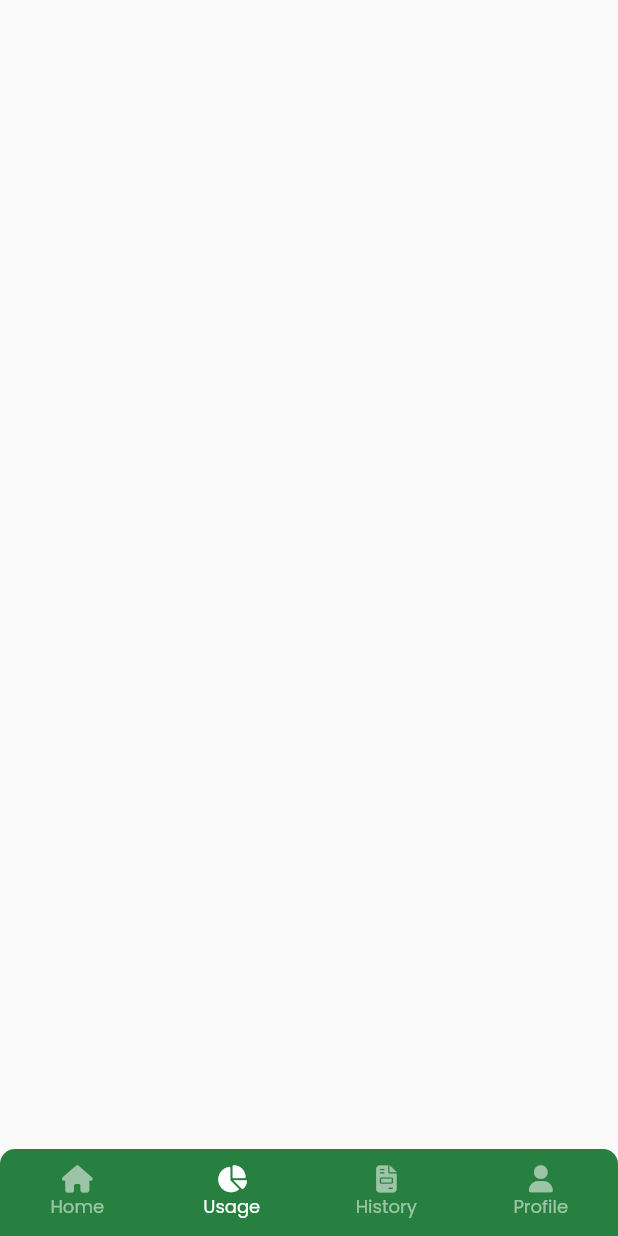
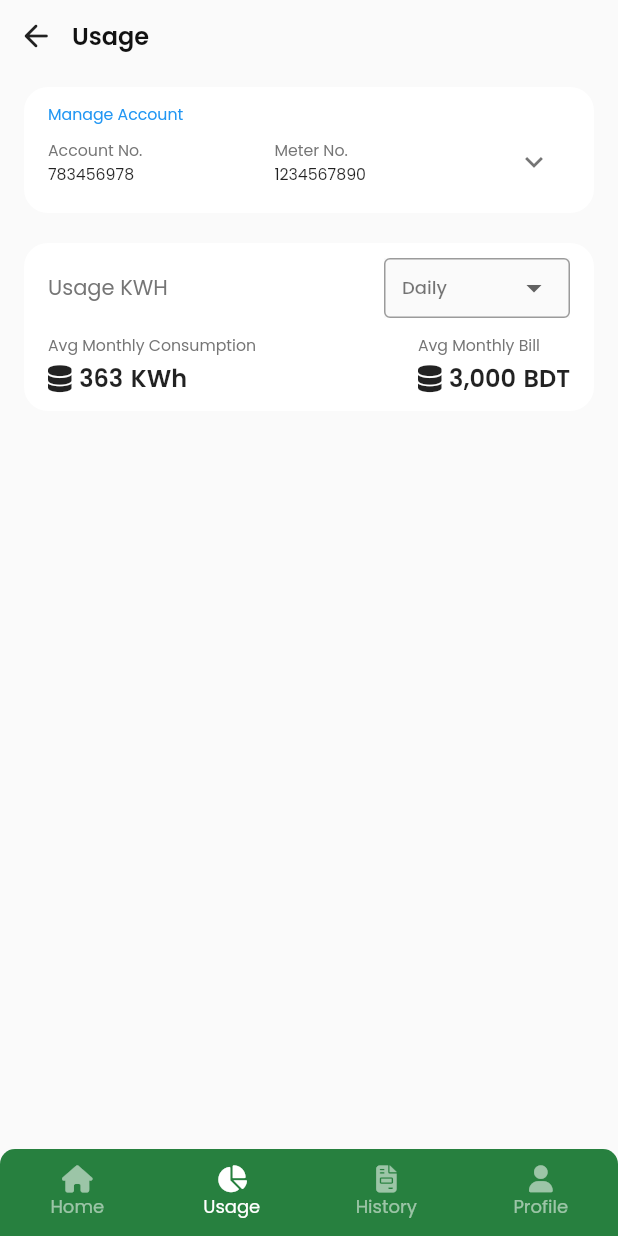
Before and after one commit to CPAD-Gazipur/b_pay, a Flutter app: the HomeNavScreen screen opened directly, item 2 of the bottom bar chosen, on a phone screen of 412 x 824 dp. Run offline on Flutter 3.47's test engine with Material 2 defaults, Android fonts, the phone set to English and light mode, and no system bars; our stand-ins replace badges, font_awesome_flutter, google_fonts; missing offline and left inert: mobile_scanner; network calls fail.

Commit message:
bPay: Usage Screen Added and Chart Package Added

```diff
--- /dev/null
+++ b/lib/data/chart_data.dart
@@ -0,0 +1,13 @@
+import 'package:b_pay/model/chart_model.dart';
+
+class ChatData {
+  static List<ChartModel> chartData = [
+    ChartModel(x: 2010, y: 0, y1: 0),
+    ChartModel(x: 2011, y: 20, y1: 0),
+    ChartModel(x: 2012, y: 0, y1: 0),
+    ChartModel(x: 2013, y: 0, y1: 0),
+    ChartModel(x: 2013, y: 0, y1: 0),
+    ChartModel(x: 2013, y: 0, y1: 0),
+    ChartModel(x: 2013, y: 0, y1: 0),
+  ];
+}
--- a/lib/data/data.dart
+++ b/lib/data/data.dart
@@ -1,2 +1,3 @@
+export 'chart_data.dart';
 export 'meter_data.dart';
 export 'money_data.dart';
--- /dev/null
+++ b/lib/model/chart_model.dart
@@ -0,0 +1,7 @@
+class ChartModel {
+  final int x;
+  final double y;
+  final double y1;
+
+  ChartModel({required this.x, required this.y, required this.y1});
+}
--- a/lib/model/model.dart
+++ b/lib/model/model.dart
@@ -1,3 +1,4 @@
+export 'chart_model.dart';
 export 'meter_model.dart';
 export 'money_model.dart';
 export 'user_model.dart';
--- a/lib/providers/home_provider.dart
+++ b/lib/providers/home_provider.dart
@@ -1,4 +1,5 @@
 import 'package:b_pay/ui/view/home/home_screen.dart';
+import 'package:b_pay/ui/view/usage/usage_screen.dart';
 import 'package:flutter/cupertino.dart';
 
 class HomeProvider extends ChangeNotifier {
@@ -13,7 +14,7 @@ class HomeProvider extends ChangeNotifier {
 
   List<Widget> widgets = [
     const HomeScreen(),
-    Container(),
+    const UsageScreen(),
     Container(),
     Container(),
   ];
--- a/lib/ui/view/auth/tabs/add_zone_tab_screen.dart
+++ b/lib/ui/view/auth/tabs/add_zone_tab_screen.dart
@@ -40,36 +40,14 @@ class AddZoneTabScreen extends StatelessWidget {
             ),
             const SizedBox(height: 5),
             Consumer<LoginProvider>(builder: (context, state, child) {
-              return Container(
-                color: Colors.grey.shade50,
-                child: DropdownButtonFormField(
-                  borderRadius: BorderRadius.circular(4),
-                  isDense: true,
+              return CustomDropDown(
                 value: state.selected,
-                  decoration: const InputDecoration(
-                    contentPadding: EdgeInsets.symmetric(
-                      horizontal: 6,
-                    ),
-                    prefixIcon: Icon(
-                      Icons.bolt_rounded,
-                      color: Colors.grey,
-                    ),
-                  ),
-                  items: state.dropDownList.map((value) {
-                    return DropdownMenuItem(
-                      value: value,
-                      child: Text(
-                        value,
-                        style: Theme.of(context).textTheme.headline5,
-                      ),
-                    );
-                  }).toList(),
+                dropDownList: state.dropDownList,
                 onChanged: (value) {
                   if (value != null) {
                     state.changeSelectedItem(value);
                   }
                 },
-                ),
               );
             }),
             const SizedBox(height: 20),
--- a/lib/ui/view/receipt/receipt_screen.dart
+++ b/lib/ui/view/receipt/receipt_screen.dart
@@ -1,6 +1,5 @@
 import 'package:b_pay/model/model.dart';
-import 'package:b_pay/ui/view/receipt/widget/doted_line.dart';
-import 'package:b_pay/ui/view/receipt/widget/thick_corner.dart';
+import 'package:b_pay/ui/view/views.dart';
 import 'package:b_pay/ui/widgets/widgets.dart';
 import 'package:flutter/material.dart';
 
@@ -74,7 +73,15 @@ class ReceiptScreen extends StatelessWidget {
                                 const SizedBox(height: 20),
                                 CustomButton(
                                   title: 'Download Receipt',
-                                  onPressed: () {},
+                                  onPressed: () {
+                                    Navigator.of(context).pushAndRemoveUntil(
+                                      MaterialPageRoute(
+                                        builder: (context) =>
+                                            const HomeNavScreen(),
+                                      ),
+                                      (Route<dynamic> route) => false,
+                                    );
+                                  },
                                 ),
                               ],
                             ),
--- /dev/null
+++ b/lib/ui/view/usage/usage_screen.dart
@@ -0,0 +1,250 @@
+import 'package:b_pay/data/data.dart';
+import 'package:b_pay/providers/providers.dart';
+import 'package:b_pay/ui/widgets/widgets.dart';
+import 'package:flutter/material.dart';
+import 'package:font_awesome_flutter/font_awesome_flutter.dart';
+import 'package:provider/provider.dart';
+
+class UsageScreen extends StatelessWidget {
+  const UsageScreen({Key? key}) : super(key: key);
+
+  @override
+  Widget build(BuildContext context) {
+    return Scaffold(
+      body: SafeArea(
+        child: SingleChildScrollView(
+          child: Column(
+            crossAxisAlignment: CrossAxisAlignment.start,
+            children: [
+              Consumer<HomeProvider>(
+                builder: (context, state, child) {
+                  return AppBarWidget(
+                    title: 'Usage',
+                    onPressed: () {
+                      state.onTap(0);
+                    },
+                  );
+                },
+              ),
+              Container(
+                margin: const EdgeInsets.only(
+                  left: 16,
+                  right: 16,
+                  top: 10,
+                ),
+                child: Column(
+                  crossAxisAlignment: CrossAxisAlignment.start,
+                  children: [
+                    Container(
+                      padding: const EdgeInsets.symmetric(
+                        horizontal: 16,
+                        vertical: 10,
+                      ),
+                      decoration: BoxDecoration(
+                        color: Colors.white,
+                        borderRadius: BorderRadius.circular(16),
+                      ),
+                      child: Column(
+                        crossAxisAlignment: CrossAxisAlignment.start,
+                        children: [
+                          Text(
+                            'Manage Account',
+                            style:
+                                Theme.of(context).textTheme.headline6?.copyWith(
+                                      color: Colors.blue,
+                                    ),
+                          ),
+                          Row(
+                            mainAxisAlignment: MainAxisAlignment.spaceBetween,
+                            children: [
+                              Column(
+                                crossAxisAlignment: CrossAxisAlignment.start,
+                                children: [
+                                  Text(
+                                    'Account No.',
+                                    style:
+                                        Theme.of(context).textTheme.headline6,
+                                  ),
+                                  Text(
+                                    MeterData.meterList[0].accountNo,
+                                    style: Theme.of(context)
+                                        .textTheme
+                                        .headline6
+                                        ?.copyWith(
+                                          color: Colors.black87,
+                                        ),
+                                  ),
+                                ],
+                              ),
+                              Column(
+                                crossAxisAlignment: CrossAxisAlignment.start,
+                                children: [
+                                  Text(
+                                    'Meter No.',
+                                    style:
+                                        Theme.of(context).textTheme.headline6,
+                                  ),
+                                  Text(
+                                    MeterData.meterList[0].meterNo,
+                                    style: Theme.of(context)
+                                        .textTheme
+                                        .headline6
+                                        ?.copyWith(
+                                          color: Colors.black87,
+                                        ),
+                                  ),
+                                ],
+                              ),
+                              IconButton(
+                                onPressed: () {},
+                                icon: const Icon(
+                                  Icons.keyboard_arrow_down,
+                                  color: Colors.black54,
+                                ),
+                              ),
+                            ],
+                          )
+                        ],
+                      ),
+                    ),
+                    const SizedBox(height: 20),
+                    Container(
+                      padding: const EdgeInsets.symmetric(
+                        horizontal: 16,
+                        vertical: 10,
+                      ),
+                      decoration: BoxDecoration(
+                        color: Colors.white,
+                        borderRadius: BorderRadius.circular(16),
+                      ),
+                      child: Column(
+                        crossAxisAlignment: CrossAxisAlignment.start,
+                        children: [
+                          Row(
+                            mainAxisAlignment: MainAxisAlignment.spaceBetween,
+                            children: [
+                              Expanded(
+                                child: Text(
+                                  'Usage KWH',
+                                  style: Theme.of(context)
+                                      .textTheme
+                                      .headline6
+                                      ?.copyWith(
+                                        fontSize: 14,
+                                      ),
+                                ),
+                              ),
+                              const SizedBox(width: 100),
+                              Expanded(
+                                child: CustomDropDown(
+                                  showIcon: false,
+                                  value: 'Daily',
+                                  onChanged: (value) {},
+                                  dropDownList: const [
+                                    'Daily',
+                                    'Monthly',
+                                    'Yearly',
+                                  ],
+                                ),
+                              ),
+                            ],
+                          ),
+                          const SizedBox(height: 10),
+                          Row(
+                            mainAxisAlignment: MainAxisAlignment.spaceBetween,
+                            children: [
+                              Column(
+                                crossAxisAlignment: CrossAxisAlignment.start,
+                                children: [
+                                  Text(
+                                    'Avg Monthly Consumption',
+                                    style:
+                                        Theme.of(context).textTheme.headline6,
+                                  ),
+                                  const SizedBox(height: 2),
+                                  Row(
+                                    children: [
+                                      const FaIcon(
+                                        FontAwesomeIcons.database,
+                                        color: Colors.black87,
+                                        size: 18,
+                                      ),
+                                      const SizedBox(width: 5),
+                                      Text(
+                                        '363',
+                                        style: Theme.of(context)
+                                            .textTheme
+                                            .headline3
+                                            ?.copyWith(
+                                              color: Colors.black87,
+                                            ),
+                                      ),
+                                      const SizedBox(width: 5),
+                                      Text(
+                                        'KWh',
+                                        style: Theme.of(context)
+                                            .textTheme
+                                            .headline3
+                                            ?.copyWith(
+                                              color: Colors.black87,
+                                            ),
+                                      ),
+                                    ],
+                                  ),
+                                ],
+                              ),
+                              Column(
+                                crossAxisAlignment: CrossAxisAlignment.start,
+                                children: [
+                                  Text(
+                                    'Avg Monthly Bill',
+                                    style:
+                                        Theme.of(context).textTheme.headline6,
+                                  ),
+                                  const SizedBox(height: 2),
+                                  Row(
+                                    children: [
+                                      const FaIcon(
+                                        FontAwesomeIcons.database,
+                                        color: Colors.black87,
+                                        size: 18,
+                                      ),
+                                      const SizedBox(width: 5),
+                                      Text(
+                                        '3,000',
+                                        style: Theme.of(context)
+                                            .textTheme
+                                            .headline3
+                                            ?.copyWith(
+                                              color: Colors.black87,
+                                            ),
+                                      ),
+                                      const SizedBox(width: 5),
+                                      Text(
+                                        'BDT',
+                                        style: Theme.of(context)
+                                            .textTheme
+                                            .headline3
+                                            ?.copyWith(
+                                              color: Colors.black87,
+                                            ),
+                                      ),
+                                    ],
+                                  ),
+                                ],
+                              ),
+                            ],
+                          ),
+                        ],
+                      ),
+                    ),
+                  ],
+                ),
+              )
+            ],
+          ),
+        ),
+      ),
+    );
+  }
+}
--- a/lib/ui/view/views.dart
+++ b/lib/ui/view/views.dart
@@ -11,3 +11,4 @@ export 'pay_bill/widgets/money_widget.dart';
 export 'receipt/receipt_screen.dart';
 export 'receipt/widget/doted_line.dart';
 export 'receipt/widget/thick_corner.dart';
+export 'usage/usage_screen.dart';
--- a/lib/ui/widgets/app_bar_widget.dart
+++ b/lib/ui/widgets/app_bar_widget.dart
@@ -2,10 +2,12 @@ import 'package:flutter/material.dart';
 
 class AppBarWidget extends StatelessWidget {
   final String title;
+  final Function()? onPressed;
 
   const AppBarWidget({
     Key? key,
     required this.title,
+    this.onPressed,
   }) : super(key: key);
 
   @override
@@ -13,9 +15,10 @@ class AppBarWidget extends StatelessWidget {
     return Row(
       children: [
         IconButton(
-          onPressed: () {
-            Navigator.of(context).pop();
-          },
+          onPressed: onPressed ??
+              () {
+                Navigator.of(context).pop();
+              },
           icon: const Icon(Icons.arrow_back_rounded),
         ),
         Text(
--- /dev/null
+++ b/lib/ui/widgets/custom_drop_down.dart
@@ -0,0 +1,55 @@
+import 'package:flutter/material.dart';
+
+class CustomDropDown extends StatelessWidget {
+  final Function(dynamic) onChanged;
+  final List<String> dropDownList;
+  final dynamic value;
+  final bool showIcon;
+
+  const CustomDropDown({
+    Key? key,
+    required this.value,
+    required this.onChanged,
+    required this.dropDownList,
+    this.showIcon = true,
+  }) : super(key: key);
+
+  @override
+  Widget build(BuildContext context) {
+    return Container(
+      color: Colors.grey.shade50,
+      child: DropdownButtonFormField(
+        borderRadius: BorderRadius.circular(4),
+        isDense: true,
+        value: value,
+        decoration: InputDecoration(
+          border: const OutlineInputBorder(
+            borderSide: BorderSide(color: Colors.grey),
+          ),
+          contentPadding: EdgeInsets.symmetric(
+            horizontal: showIcon ? 6 : 12,
+            vertical: showIcon ? 0 : 8,
+          ),
+          prefixIcon: showIcon
+              ? const Icon(
+                  Icons.bolt_rounded,
+                  color: Colors.grey,
+                )
+              : null,
+        ),
+        items: dropDownList.map((value) {
+          return DropdownMenuItem(
+            value: value,
+            child: Text(
+              value,
+              style: Theme.of(context).textTheme.headline5?.copyWith(
+                    color: Colors.black54,
+                  ),
+            ),
+          );
+        }).toList(),
+        onChanged: onChanged,
+      ),
+    );
+  }
+}
--- a/lib/ui/widgets/widgets.dart
+++ b/lib/ui/widgets/widgets.dart
@@ -2,6 +2,7 @@ export 'account_info_widget.dart';
 export 'app_bar_widget.dart';
 export 'balance_widget.dart';
 export 'custom_button.dart';
+export 'custom_drop_down.dart';
 export 'custom_input_field.dart';
 export 'custom_title_subtitle.dart';
 export 'exit_widget.dart';
--- a/pubspec.yaml
+++ b/pubspec.yaml
@@ -41,6 +41,7 @@ dependencies:
   provider: ^6.0.5
   mobile_scanner: ^3.2.0
   badges: ^3.0.3
+  syncfusion_flutter_charts: ^21.1.39
 
 dev_dependencies:
   flutter_test:
```
Also changed, not shown: pubspec.lock. Lines whose indentation alone changed are shown as unchanged.
